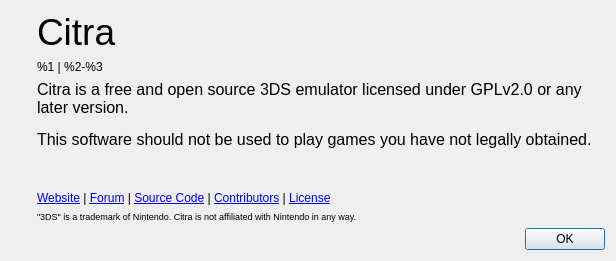
The window that src/citra_qt/aboutdialog.ui (PabloMK7/citra) describes before a commit, drawn with Qt 5.
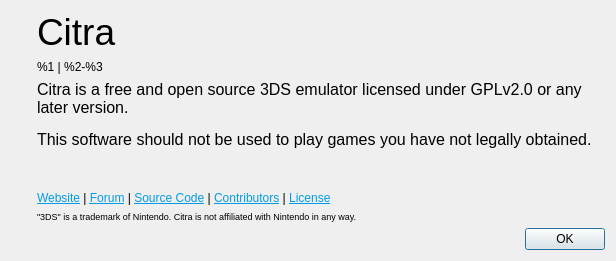
The same window after the commit. Icons and pictures are not drawn.

Commit message: citra-qt: Change link colors to a more readable one when using the dark theme

```diff
--- a/src/citra_qt/aboutdialog.ui
+++ b/src/citra_qt/aboutdialog.ui
@@ -115,7 +115,7 @@
        <item>
         <widget class="QLabel" name="labelLinks">
          <property name="text">
-          <string>&lt;html&gt;&lt;head/&gt;&lt;body&gt;&lt;p&gt;&lt;a href=&quot;https://citra-emu.org/&quot;&gt;&lt;span style=&quot; text-decoration: underline; color:#0000ff;&quot;&gt;Website&lt;/span&gt;&lt;/a&gt; | &lt;a href=&quot;https://community.citra-emu.org/&quot;&gt;&lt;span style=&quot; text-decoration: underline; color:#0000ff;&quot;&gt;Forum&lt;/span&gt;&lt;/a&gt; | &lt;a href=&quot;https://github.com/citra-emu&quot;&gt;&lt;span style=&quot; text-decoration: underline; color:#0000ff;&quot;&gt;Source Code&lt;/span&gt;&lt;/a&gt; | &lt;a href=&quot;https://github.com/citra-emu/citra/graphs/contributors&quot;&gt;&lt;span style=&quot; text-decoration: underline; color:#0000ff;&quot;&gt;Contributors&lt;/span&gt;&lt;/a&gt; | &lt;a href=&quot;https://github.com/citra-emu/citra/blob/master/license.txt&quot;&gt;&lt;span style=&quot; text-decoration: underline; color:#0000ff;&quot;&gt;License&lt;/span&gt;&lt;/a&gt;&lt;/p&gt;&lt;/body&gt;&lt;/html&gt;</string>
+          <string>&lt;html&gt;&lt;head/&gt;&lt;body&gt;&lt;p&gt;&lt;a href=&quot;https://citra-emu.org/&quot;&gt;&lt;span style=&quot; text-decoration: underline; color:#039be5;&quot;&gt;Website&lt;/span&gt;&lt;/a&gt; | &lt;a href=&quot;https://community.citra-emu.org/&quot;&gt;&lt;span style=&quot; text-decoration: underline; color:#039be5;&quot;&gt;Forum&lt;/span&gt;&lt;/a&gt; | &lt;a href=&quot;https://github.com/citra-emu&quot;&gt;&lt;span style=&quot; text-decoration: underline; color:#039be5;&quot;&gt;Source Code&lt;/span&gt;&lt;/a&gt; | &lt;a href=&quot;https://github.com/citra-emu/citra/graphs/contributors&quot;&gt;&lt;span style=&quot; text-decoration: underline; color:#039be5;&quot;&gt;Contributors&lt;/span&gt;&lt;/a&gt; | &lt;a href=&quot;https://github.com/citra-emu/citra/blob/master/license.txt&quot;&gt;&lt;span style=&quot; text-decoration: underline; color:#039be5;&quot;&gt;License&lt;/span&gt;&lt;/a&gt;&lt;/p&gt;&lt;/body&gt;&lt;/html&gt;</string>
          </property>
          <property name="openExternalLinks">
           <bool>true</bool>
```
The commit also changes 1 other file.
